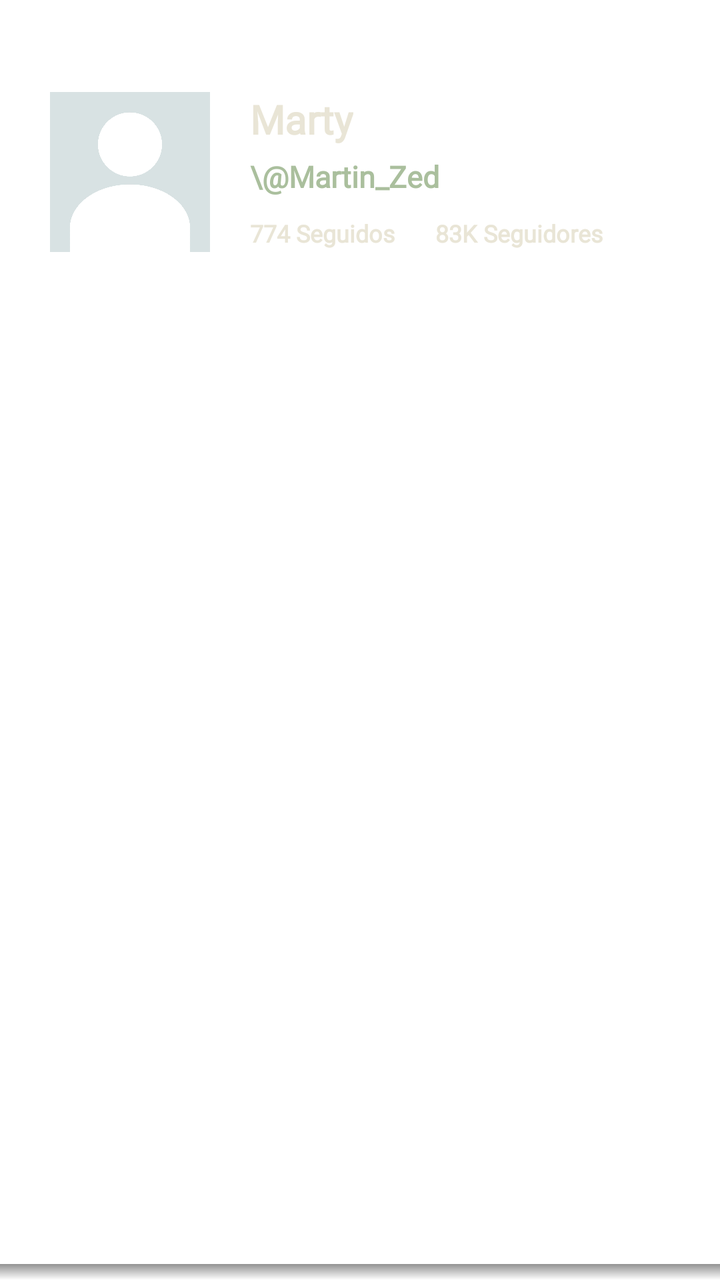
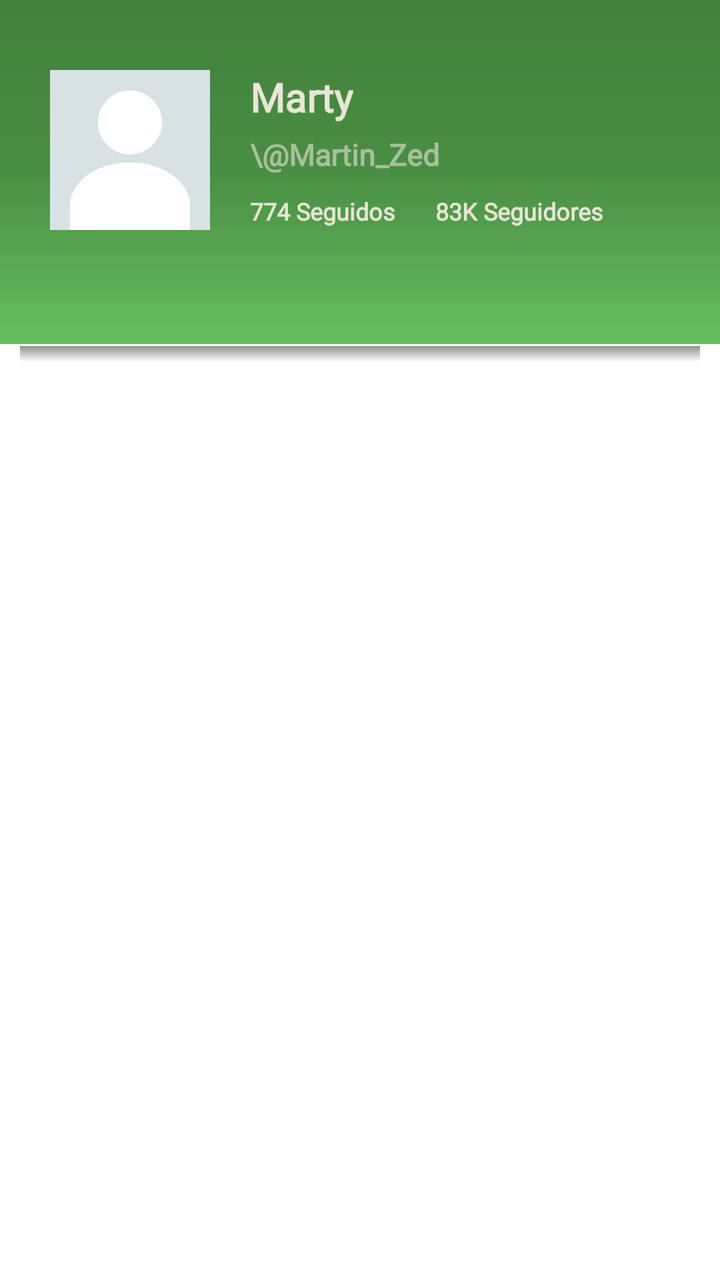

Screens rendered from an Android XML layout before and after an edit, with the pre-edit source and the edit as a unified diff.
<!-- AndroidManifest.xml: application theme Theme.MangIA -->
<!-- res/layout/nav_header_home.xml -->
<?xml version="1.0" encoding="utf-8"?>
<androidx.constraintlayout.widget.ConstraintLayout xmlns:android="http://schemas.android.com/apk/res/android"
    xmlns:app="http://schemas.android.com/apk/res-auto"
    xmlns:tools="http://schemas.android.com/tools"
    android:layout_width="340dp"
    android:layout_height="180dp"
    android:background="@android:color/transparent"
    android:gravity="bottom"
    android:orientation="vertical"
    android:paddingTop="@dimen/activity_vertical_margin">

    <ImageView
        android:id="@+id/imvProfileNH"
        android:layout_width="80dp"
        android:layout_height="80dp"
        android:layout_marginStart="25dp"
        android:layout_marginTop="30dp"
        android:contentDescription="@string/nav_header_desc"
        app:layout_constraintStart_toStartOf="parent"
        app:layout_constraintTop_toTopOf="parent"
        app:srcCompat="@drawable/profile_photo" />

    <TextView
        android:id="@+id/txvNNameNH"
        android:layout_width="wrap_content"
        android:layout_height="wrap_content"
        android:layout_marginStart="20dp"
        android:layout_marginTop="30dp"
        android:fontFamily="@font/opensansbold"
        android:text="Marty"
        android:textColor="@color/lightFont"
        android:textSize="20sp"
        android:textStyle="bold"
        app:layout_constraintStart_toEndOf="@+id/imvProfileNH"
        app:layout_constraintTop_toTopOf="parent" />

    <TextView
        android:id="@+id/txvUNameNH"
        android:layout_width="wrap_content"
        android:layout_height="wrap_content"
        android:layout_marginStart="20dp"
        android:layout_marginTop="5dp"
        android:fontFamily="@font/opensansbold"
        android:text="\@Martin_Zed"
        android:textColor="@color/transSecundaryColor"
        android:textSize="15sp"
        android:textStyle="bold"
        app:layout_constraintStart_toEndOf="@+id/imvProfileNH"
        app:layout_constraintTop_toBottomOf="@+id/txvNNameNH" />

    <TextView
        android:id="@+id/txvFollows"
        android:layout_width="wrap_content"
        android:layout_height="wrap_content"
        android:layout_marginStart="20dp"
        android:layout_marginTop="10dp"
        android:fontFamily="@font/opensansbold"
        android:text="774 Seguidos"
        android:textColor="@color/lightFont"
        android:textSize="12sp"
        android:textStyle="bold"
        app:layout_constraintStart_toEndOf="@+id/imvProfileNH"
        app:layout_constraintTop_toBottomOf="@+id/txvUNameNH" />

    <TextView
        android:id="@+id/txvFollowers"
        android:layout_width="wrap_content"
        android:layout_height="wrap_content"
        android:layout_marginStart="20dp"
        android:layout_marginTop="10dp"
        android:fontFamily="@font/opensansbold"
        android:text="83K Seguidores"
        android:textColor="@color/lightFont"
        android:textSize="12sp"
        android:textStyle="bold"
        app:layout_constraintStart_toEndOf="@+id/txvFollows"
        app:layout_constraintTop_toBottomOf="@+id/txvUNameNH" />

    <LinearLayout
            android:layout_width="0dp"
            android:layout_height="8dp"
            android:background="@drawable/shadow_top_bottom"
            android:orientation="vertical"
            app:layout_constraintBottom_toBottomOf="parent"
            app:layout_constraintEnd_toEndOf="parent"
            app:layout_constraintHorizontal_bias="0.0"
            app:layout_constraintStart_toStartOf="parent"
            app:layout_constraintVertical_bias="0.915"/>


</androidx.constraintlayout.widget.ConstraintLayout>
<!-- resources referenced by this layout -->
<resources>
  <color name="lightFont">#E9E5D6</color>
  <color name="transSecundaryColor">#AABF9D</color>
  <dimen name="activity_vertical_margin">16dp</dimen>
  <!-- drawable profile_photo: jpg bitmap (drawable, 70711 bytes) -->
  <!-- drawable shadow_top_bottom (drawable) -->
  <?xml version="1.0" encoding="utf-8"?>
  <shape xmlns:android="http://schemas.android.com/apk/res/android"
      android:shape="rectangle">
  
      <gradient android:startColor="@android:color/transparent"
          android:endColor="#88333333"
          android:angle="90"/>
  
  </shape>
  <string name="nav_header_desc">Navigation header</string>
  <style name="Theme.MangIA" parent="Theme.MaterialComponents.DayNight.NoActionBar">
          
          
          
      </style>
</resources>

<!-- the commit's change to res/layout/nav_header_home.xml (unified diff, before → after) -->
@@ -4,79 +4,95 @@
     xmlns:tools="http://schemas.android.com/tools"
     android:layout_width="340dp"
     android:layout_height="180dp"
-    android:background="@android:color/transparent"
     android:gravity="bottom"
-    android:orientation="vertical"
-    android:paddingTop="@dimen/activity_vertical_margin">
+    android:orientation="vertical">
 
-    <ImageView
-        android:id="@+id/imvProfileNH"
-        android:layout_width="80dp"
-        android:layout_height="80dp"
-        android:layout_marginStart="25dp"
-        android:layout_marginTop="30dp"
-        android:contentDescription="@string/nav_header_desc"
+    <androidx.constraintlayout.widget.ConstraintLayout
+        android:id="@+id/constraintLayout"
+        android:layout_width="match_parent"
+        android:layout_height="172dp"
+        android:background="@drawable/side_nav_bar"
+        app:layout_constraintEnd_toEndOf="parent"
         app:layout_constraintStart_toStartOf="parent"
-        app:layout_constraintTop_toTopOf="parent"
-        app:srcCompat="@drawable/profile_photo" />
+        app:layout_constraintTop_toTopOf="parent">
 
-    <TextView
-        android:id="@+id/txvNNameNH"
-        android:layout_width="wrap_content"
-        android:layout_height="wrap_content"
-        android:layout_marginStart="20dp"
-        android:layout_marginTop="30dp"
-        android:fontFamily="@font/opensansbold"
-        android:text="Marty"
-        android:textColor="@color/lightFont"
-        android:textSize="20sp"
-        android:textStyle="bold"
-        app:layout_constraintStart_toEndOf="@+id/imvProfileNH"
-        app:layout_constraintTop_toTopOf="parent" />
+        <ImageView
+            android:id="@+id/imvProfileNH"
+            android:layout_width="80dp"
+            android:layout_height="80dp"
+            android:layout_marginStart="25dp"
+            android:layout_marginTop="35dp"
+            android:contentDescription="@string/nav_header_desc"
+            app:layout_constraintStart_toStartOf="parent"
+            app:layout_constraintTop_toTopOf="parent"
+            app:srcCompat="@drawable/profile_photo" />
 
-    <TextView
-        android:id="@+id/txvUNameNH"
-        android:layout_width="wrap_content"
-        android:layout_height="wrap_content"
-        android:layout_marginStart="20dp"
-        android:layout_marginTop="5dp"
-        android:fontFamily="@font/opensansbold"
-        android:text="\@Martin_Zed"
-        android:textColor="@color/transSecundaryColor"
-        android:textSize="15sp"
-        android:textStyle="bold"
-        app:layout_constraintStart_toEndOf="@+id/imvProfileNH"
-        app:layout_constraintTop_toBottomOf="@+id/txvNNameNH" />
+        <TextView
+            android:id="@+id/txvNNameNH"
+            android:layout_width="wrap_content"
+            android:layout_height="wrap_content"
+            android:layout_marginStart="20dp"
+            android:layout_marginTop="35dp"
+            android:fontFamily="@font/opensansbold"
+            android:text="Marty"
+            android:textColor="@color/lightFont"
+            android:textSize="20sp"
+            android:textStyle="bold"
+            app:layout_constraintStart_toEndOf="@+id/imvProfileNH"
+            app:layout_constraintTop_toTopOf="parent" />
 
-    <TextView
-        android:id="@+id/txvFollows"
-        android:layout_width="wrap_content"
-        android:layout_height="wrap_content"
-        android:layout_marginStart="20dp"
-        android:layout_marginTop="10dp"
-        android:fontFamily="@font/opensansbold"
-        android:text="774 Seguidos"
-        android:textColor="@color/lightFont"
-        android:textSize="12sp"
-        android:textStyle="bold"
-        app:layout_constraintStart_toEndOf="@+id/imvProfileNH"
-        app:layout_constraintTop_toBottomOf="@+id/txvUNameNH" />
+        <TextView
+            android:id="@+id/txvUNameNH"
+            android:layout_width="wrap_content"
+            android:layout_height="wrap_content"
+            android:layout_marginStart="20dp"
+            android:layout_marginTop="5dp"
+            android:fontFamily="@font/opensansbold"
+            android:text="\@Martin_Zed"
+            android:textColor="@color/transSecundaryColor"
+            android:textSize="15sp"
+            android:textStyle="bold"
+            app:layout_constraintStart_toEndOf="@+id/imvProfileNH"
+            app:layout_constraintTop_toBottomOf="@+id/txvNNameNH" />
 
-    <TextView
-        android:id="@+id/txvFollowers"
-        android:layout_width="wrap_content"
-        android:layout_height="wrap_content"
-        android:layout_marginStart="20dp"
-        android:layout_marginTop="10dp"
-        android:fontFamily="@font/opensansbold"
-        android:text="83K Seguidores"
-        android:textColor="@color/lightFont"
-        android:textSize="12sp"
-        android:textStyle="bold"
-        app:layout_constraintStart_toEndOf="@+id/txvFollows"
-        app:layout_constraintTop_toBottomOf="@+id/txvUNameNH" />
+        <TextView
+            android:id="@+id/txvFollows"
+            android:layout_width="wrap_content"
+            android:layout_height="wrap_content"
+            android:layout_marginStart="20dp"
+            android:layout_marginTop="10dp"
+            android:fontFamily="@font/opensansbold"
+            android:text="774 Seguidos"
+            android:textColor="@color/lightFont"
+            android:textSize="12sp"
+            android:textStyle="bold"
+            app:layout_constraintStart_toEndOf="@+id/imvProfileNH"
+            app:layout_constraintTop_toBottomOf="@+id/txvUNameNH" />
 
-    <LinearLayout
+        <TextView
+            android:id="@+id/txvFollowers"
+            android:layout_width="wrap_content"
+            android:layout_height="wrap_content"
+            android:layout_marginStart="20dp"
+            android:layout_marginTop="10dp"
+            android:fontFamily="@font/opensansbold"
+            android:text="83K Seguidores"
+            android:textColor="@color/lightFont"
+            android:textSize="12sp"
+            android:textStyle="bold"
+            app:layout_constraintStart_toEndOf="@+id/txvFollows"
+            app:layout_constraintTop_toBottomOf="@+id/txvUNameNH" />
+
+    </androidx.constraintlayout.widget.ConstraintLayout>
+
+    <androidx.constraintlayout.widget.ConstraintLayout
+        android:layout_width="340dp"
+        android:layout_height="10dp"
+        app:layout_constraintEnd_toEndOf="parent"
+        app:layout_constraintStart_toStartOf="parent"
+        app:layout_constraintTop_toBottomOf="@+id/constraintLayout">
+
+        <LinearLayout
             android:layout_width="0dp"
             android:layout_height="8dp"
             android:background="@drawable/shadow_top_bottom"
@@ -85,7 +101,10 @@
             app:layout_constraintEnd_toEndOf="parent"
             app:layout_constraintHorizontal_bias="0.0"
             app:layout_constraintStart_toStartOf="parent"
-            app:layout_constraintVertical_bias="0.915"/>
+            app:layout_constraintTop_toTopOf="parent" />
+
+    </androidx.constraintlayout.widget.ConstraintLayout>
+
 
 
 </androidx.constraintlayout.widget.ConstraintLayout>
<!-- resource entries referenced after the edit -->
@@ -2,7 +2,6 @@
 <resources>
   <color name="lightFont">#E9E5D6</color>
   <color name="transSecundaryColor">#AABF9D</color>
-  <dimen name="activity_vertical_margin">16dp</dimen>
   <!-- drawable profile_photo: jpg bitmap (drawable, 70711 bytes) -->
   <!-- drawable shadow_top_bottom (drawable) -->
   <?xml version="1.0" encoding="utf-8"?>
@@ -14,6 +13,16 @@
           android:angle="90"/>
   
   </shape>
+  <!-- drawable side_nav_bar (drawable) -->
+  <shape xmlns:android="http://schemas.android.com/apk/res/android"
+      android:shape="rectangle">
+      <gradient
+          android:angle="-45"
+          android:centerColor="#498F43"
+          android:endColor="#67BF60"
+          android:startColor="#41803C"
+          android:type="linear" />
+  </shape>
   <string name="nav_header_desc">Navigation header</string>
   <style name="Theme.MangIA" parent="Theme.MaterialComponents.DayNight.NoActionBar">
           
